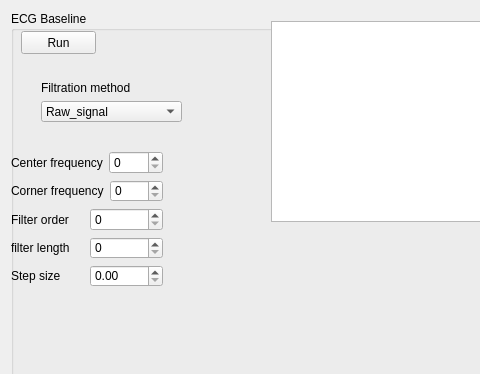
The window that EcgApplicationCore/View/ecgbaseline_gui.ui (KuleszIB/EcgAppCore) describes before a commit, drawn with Qt 5; both pictures show x 0 to 480 and y 0 to 374 of the 1024 by 713 pixel window.
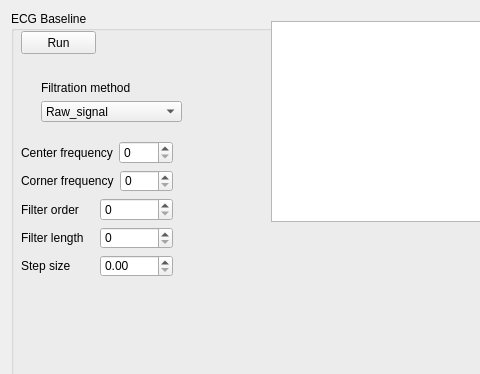
The same window after the commit.

Patch:
```diff
--- a/EcgApplicationCore/View/ecgbaseline_gui.ui
+++ b/EcgApplicationCore/View/ecgbaseline_gui.ui
@@ -98,8 +98,8 @@
      <widget class="QWidget" name="layoutWidget">
       <property name="geometry">
        <rect>
-        <x>0</x>
-        <y>140</y>
+        <x>10</x>
+        <y>130</y>
         <width>152</width>
         <height>136</height>
        </rect>
@@ -152,7 +152,7 @@
          <item>
           <widget class="QLabel" name="label_filLenght">
            <property name="text">
-            <string>filter length</string>
+            <string>Filter length</string>
            </property>
           </widget>
          </item>
```
